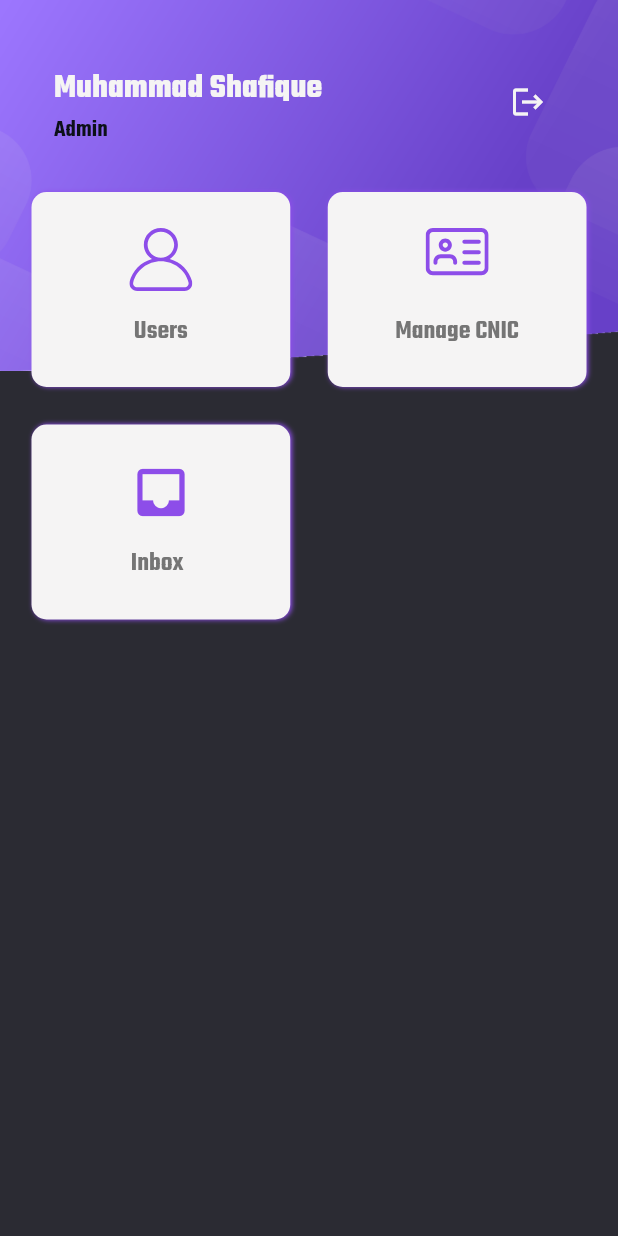
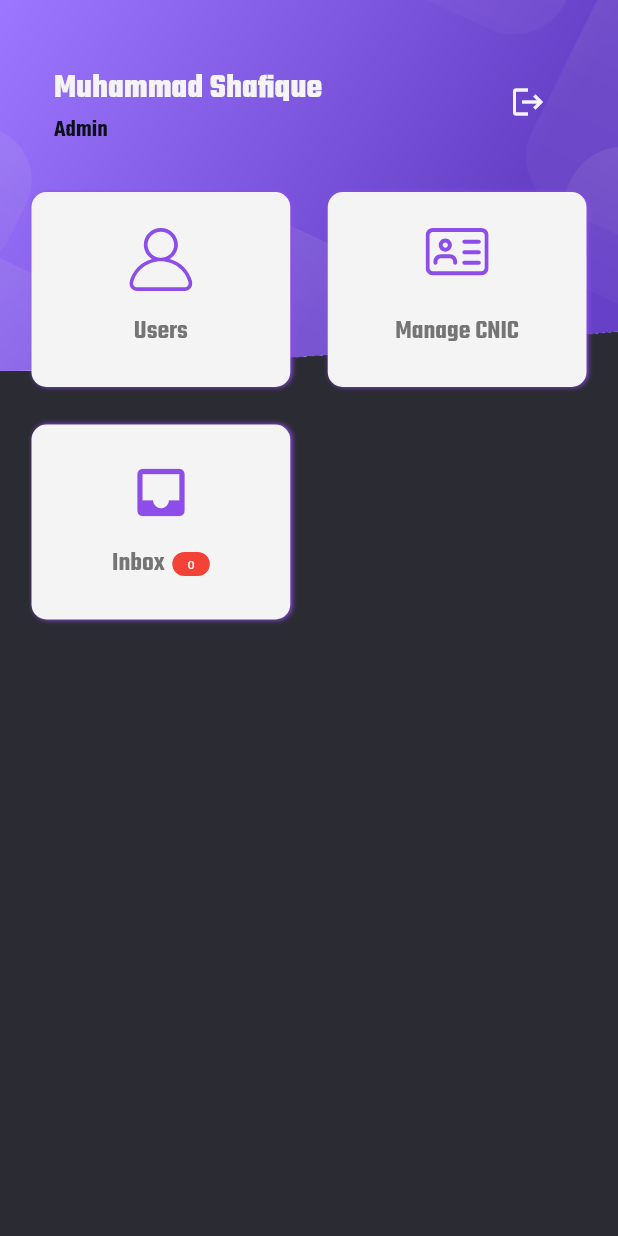
Before and after one commit to shafiquecbl/Admin-App, a Flutter app: the HomeScreen screen opened by its route, on a phone screen of 412 x 824 dp. Run offline on Flutter 3.47's test engine with Material 2 defaults, Android fonts, the phone set to English and light mode, and no system bars; our stand-ins replace cached_network_image, cloud_firestore, firebase_auth, firebase_core, firebase_messaging, flutter_svg and 2 more; accounts and stored records are empty.

```diff
--- a/lib/screens/Home_Screen/griddashboard.dart
+++ b/lib/screens/Home_Screen/griddashboard.dart
@@ -154,7 +154,6 @@ class GridDashboard extends StatelessWidget {
                   builder: (BuildContext context, AsyncSnapshot snapshot) {
                     if (snapshot.connectionState == ConnectionState.waiting)
                       return Container();
-                    if (snapshot.data.docs.length == 0) return Container();
                     return Container(
                       padding: EdgeInsets.all(2),
                       decoration: new BoxDecoration(
```
Also changed, not shown: 11 other files.
